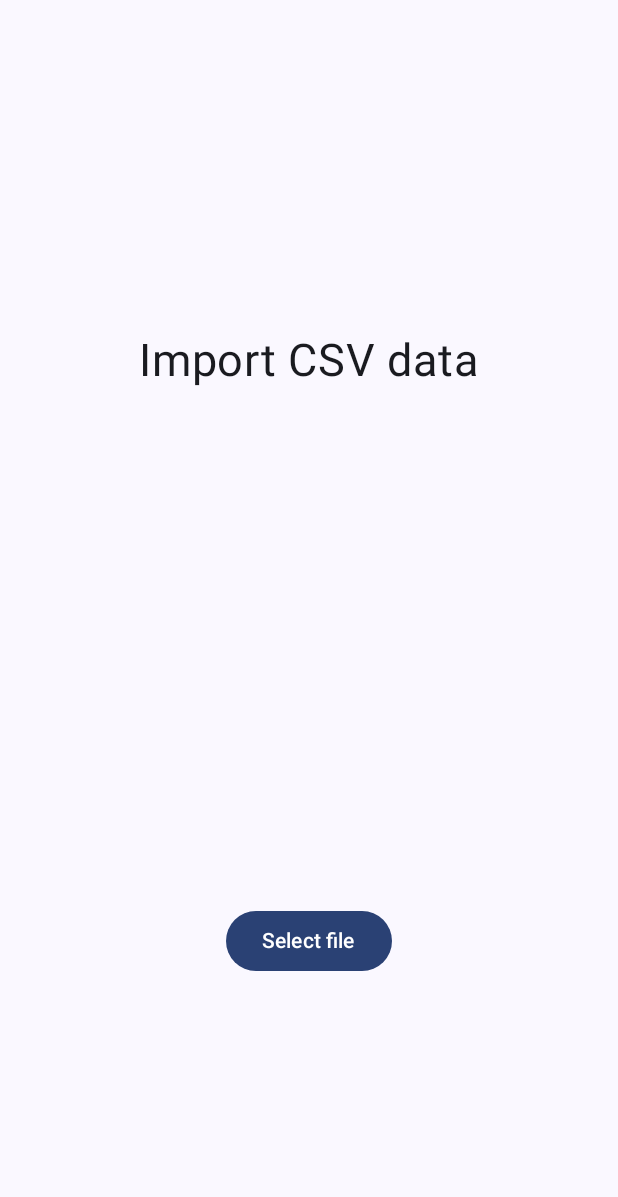
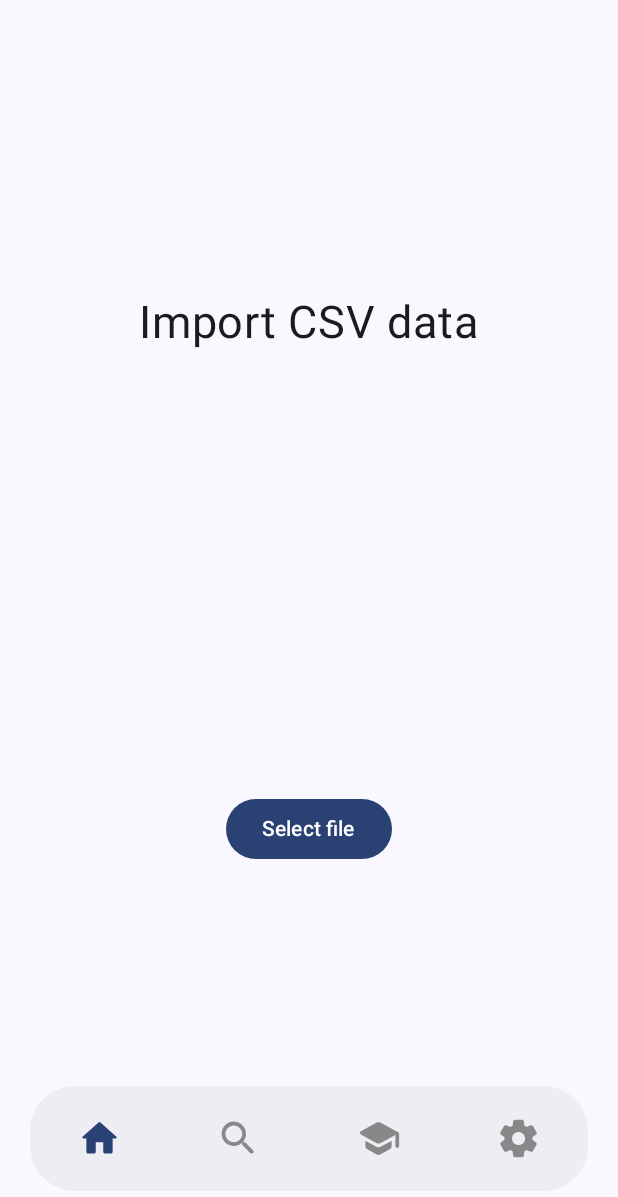
Before and after one commit to aki-masaki/Vocabulary, an Android app built with Jetpack Compose: the screen it shows after launch (MainActivity), on a phone screen of 412 x 824 dp. Shown: the top 1197 px of the screen. Run offline under Robolectric (Android 15) with nearby library versions, the phone set to English and light mode, and no system bars; our stand-ins replace Room's generated code.

Commit message:
Added navigation bar

```diff
--- a/app/build.gradle.kts
+++ b/app/build.gradle.kts
@@ -48,6 +48,8 @@ dependencies {
 
     implementation(libs.androidx.navigation.compose)
 
+    implementation(libs.androidx.material.icons.extended)
+
     implementation(libs.androidx.core.ktx)
     implementation(libs.androidx.lifecycle.runtime.ktx)
     implementation(libs.androidx.activity.compose)
--- a/app/src/main/java/com/niki/vocabulary/MainActivity.kt
+++ b/app/src/main/java/com/niki/vocabulary/MainActivity.kt
@@ -8,6 +8,7 @@ import androidx.activity.enableEdgeToEdge
 import androidx.compose.foundation.layout.fillMaxSize
 import androidx.compose.foundation.layout.padding
 import androidx.compose.material3.Scaffold
+import androidx.compose.material3.Text
 import androidx.compose.runtime.Composable
 import androidx.compose.runtime.LaunchedEffect
 import androidx.compose.runtime.getValue
@@ -23,16 +24,20 @@ import androidx.room.Room
 import com.niki.vocabulary.data.AppDatabase
 import com.niki.vocabulary.ui.composables.CsvImport
 import com.niki.vocabulary.ui.composables.HomeScreen
+import com.niki.vocabulary.ui.composables.NavigationBar
 import com.niki.vocabulary.ui.theme.VocabularyTheme
 import kotlinx.coroutines.launch
 
 enum class Screen {
-    HOME, CSV_IMPORT,
+    Home, CsvImport, Search, Practice, Settings
 }
 
 sealed class NavigationItem(val route: String) {
-    data object Home : NavigationItem(Screen.HOME.name)
-    data object CsvImport : NavigationItem(Screen.CSV_IMPORT.name)
+    data object Home : NavigationItem(Screen.Home.name)
+    data object CsvImport : NavigationItem(Screen.CsvImport.name)
+    data object Search : NavigationItem(Screen.Search.name)
+    data object Practice : NavigationItem(Screen.Practice.name)
+    data object Settings : NavigationItem(Screen.Settings.name)
 }
 
 @Composable
@@ -63,7 +68,9 @@ class MainActivity : ComponentActivity() {
             Database(applicationContext, onInit = { db = it })
 
             VocabularyTheme {
-                Scaffold(modifier = Modifier.fillMaxSize()) { innerPadding ->
+                Scaffold(modifier = Modifier.fillMaxSize(), bottomBar = {
+                    NavigationBar(onNavigate = { route -> navController.navigate(route) })
+                }) { innerPadding ->
                     NavHost(
                         navController = navController,
                         startDestination = NavigationItem.Home.route,
@@ -71,6 +78,15 @@ class MainActivity : ComponentActivity() {
                     ) {
                         composable(NavigationItem.Home.route) {
                             HomeScreen(db, navController)
+                        }
+                        composable(NavigationItem.Search.route) {
+                            Text(text = "Search")
+                        }
+                        composable(NavigationItem.Practice.route) {
+                            Text(text = "Practice")
+                        }
+                        composable(NavigationItem.Settings.route) {
+                            Text(text = "Settings")
                         }
                         composable(NavigationItem.CsvImport.route) {
                             db?.let {
--- a/app/src/main/java/com/niki/vocabulary/ui/composables/HomeScreen.kt
+++ b/app/src/main/java/com/niki/vocabulary/ui/composables/HomeScreen.kt
@@ -27,7 +27,6 @@ import com.niki.vocabulary.data.AppDatabase
 import com.niki.vocabulary.data.entity.Entry
 import kotlinx.coroutines.launch
 
-
 @Composable
 fun HomeScreen(database: AppDatabase?, navController: NavController) {
     val coroutineScope = rememberCoroutineScope()
@@ -42,7 +41,7 @@ fun HomeScreen(database: AppDatabase?, navController: NavController) {
 
         LaunchedEffect(Unit) {
             coroutineScope.launch {
-                count = entryDao.getCount() ?: 0
+                count = entryDao.getCount()
                 entryDao.getRandomList().let { entryList = it }
             }
         }
@@ -59,8 +58,7 @@ fun HomeScreen(database: AppDatabase?, navController: NavController) {
                     modifier = Modifier.fillMaxSize(),
                     horizontalAlignment = Alignment.CenterHorizontally,
                     verticalArrangement = Arrangement.spacedBy(
-                        space = 20.dp,
-                        alignment = Alignment.CenterVertically
+                        space = 20.dp, alignment = Alignment.CenterVertically
                     )
                 ) {
                     Text(text = entryList[entry].word, fontSize = 30.sp)
--- /dev/null
+++ b/app/src/main/java/com/niki/vocabulary/ui/composables/NavigationBar.kt
@@ -0,0 +1,102 @@
+package com.niki.vocabulary.ui.composables
+
+import androidx.compose.foundation.background
+import androidx.compose.foundation.clickable
+import androidx.compose.foundation.interaction.MutableInteractionSource
+import androidx.compose.foundation.layout.Arrangement
+import androidx.compose.foundation.layout.Box
+import androidx.compose.foundation.layout.Column
+import androidx.compose.foundation.layout.PaddingValues
+import androidx.compose.foundation.layout.Row
+import androidx.compose.foundation.layout.fillMaxHeight
+import androidx.compose.foundation.layout.fillMaxSize
+import androidx.compose.foundation.layout.fillMaxWidth
+import androidx.compose.foundation.layout.height
+import androidx.compose.foundation.layout.padding
+import androidx.compose.foundation.layout.size
+import androidx.compose.foundation.shape.RoundedCornerShape
+import androidx.compose.material.icons.Icons
+import androidx.compose.material.icons.rounded.Home
+import androidx.compose.material.icons.rounded.School
+import androidx.compose.material.icons.rounded.Search
+import androidx.compose.material.icons.rounded.Settings
+import androidx.compose.material3.Icon
+import androidx.compose.material3.MaterialTheme
+import androidx.compose.runtime.Composable
+import androidx.compose.runtime.getValue
+import androidx.compose.runtime.mutableIntStateOf
+import androidx.compose.runtime.remember
+import androidx.compose.runtime.setValue
+import androidx.compose.ui.Alignment
+import androidx.compose.ui.Modifier
+import androidx.compose.ui.draw.clip
+import androidx.compose.ui.graphics.Color
+import androidx.compose.ui.graphics.vector.ImageVector
+import androidx.compose.ui.unit.dp
+import com.niki.vocabulary.Screen
+
+data class NavigationBarItem(
+    val route: String = "", val label: String = "", val icon: ImageVector? = null
+) {
+    fun items(): Array<NavigationBarItem> {
+        return arrayOf(
+            NavigationBarItem(
+                route = Screen.Home.name, label = "Home", icon = Icons.Rounded.Home
+            ), NavigationBarItem(
+                route = Screen.Search.name, label = "Search", icon = Icons.Rounded.Search
+            ), NavigationBarItem(
+                route = Screen.Practice.name, label = "Practice", icon = Icons.Rounded.School
+            ), NavigationBarItem(
+                route = Screen.Settings.name, label = "Settings", icon = Icons.Rounded.Settings
+            )
+        )
+    }
+}
+
+@Composable
+fun NavigationBar(onNavigate: (route: String) -> Unit) {
+    var selectedItem by remember { mutableIntStateOf(0) }
+    val interactionSource = remember { MutableInteractionSource() }
+
+    Row(
+        modifier = Modifier
+            .fillMaxWidth()
+            .height(100.dp)
+            .padding(PaddingValues(start = 20.dp, end = 20.dp, bottom = 30.dp))
+    ) {
+        Box(
+            modifier = Modifier
+                .fillMaxSize()
+                .clip(RoundedCornerShape(30.dp))
+                .background(MaterialTheme.colorScheme.surfaceContainer)
+        ) {
+            Row(
+                modifier = Modifier.fillMaxSize(),
+                verticalAlignment = Alignment.CenterVertically,
+                horizontalArrangement = Arrangement.SpaceBetween
+            ) {
+                NavigationBarItem().items().forEachIndexed { index, item ->
+                    Column(horizontalAlignment = Alignment.CenterHorizontally,
+                        verticalArrangement = Arrangement.Center,
+                        modifier = Modifier
+                            .fillMaxWidth()
+                            .weight(1F)
+                            .fillMaxHeight()
+                            .clickable(
+                                interactionSource = interactionSource, indication = null
+                            ) {
+                                selectedItem = index
+                                onNavigate(item.route)
+                            }) {
+                        Icon(
+                            item.icon!!,
+                            contentDescription = item.label,
+                            Modifier.size(30.dp),
+                            tint = if (index == selectedItem) MaterialTheme.colorScheme.primary else Color.Gray
+                        )
+                    }
+                }
+            }
+        }
+    }
+}
--- a/gradle/libs.versions.toml
+++ b/gradle/libs.versions.toml
@@ -9,11 +9,13 @@ lifecycleRuntimeKtx = "2.8.7"
 activityCompose = "1.10.0"
 composeBom = "2025.01.00"
 activityKtx = "1.10.0"
+materialIconsExtended = "1.7.6"
 roomRuntime = "2.6.1"
 navCompose = "2.8.5"
 
 [libraries]
 androidx-core-ktx = { group = "androidx.core", name = "core-ktx", version.ref = "coreKtx" }
+androidx-material-icons-extended = { module = "androidx.compose.material:material-icons-extended", version.ref = "materialIconsExtended" }
 androidx-navigation-compose = { module = "androidx.navigation:navigation-compose", version.ref = "navCompose" }
 androidx-room-compiler = { module = "androidx.room:room-compiler", version.ref = "roomRuntime" }
 androidx-room-ktx = { module = "androidx.room:room-ktx" }
```
